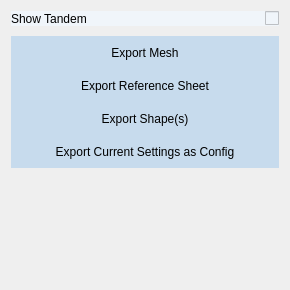
The window that src/windows/ui/export_view.ui (brachify/brachify) describes before a commit, drawn with Qt 5.
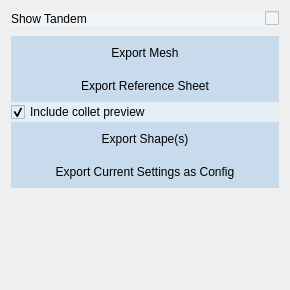
The same window after the commit.

Commit message: Added colett preview checkbox to ui.

```diff
--- a/src/windows/ui/export_view.ui
+++ b/src/windows/ui/export_view.ui
@@ -149,6 +149,22 @@
      </property>
     </widget>
    </item>
+   <item>
+    <widget class="QCheckBox" name="cb_collet_preview_reference_sheet">
+     <property name="autoFillBackground">
+      <bool>false</bool>
+     </property>
+     <property name="styleSheet">
+      <string notr="true">background-color: rgb(230, 238, 246);</string>
+     </property>
+     <property name="text">
+      <string>Include collet preview </string>
+     </property>
+     <property name="checked">
+      <bool>true</bool>
+     </property>
+    </widget>
+   </item>
    <item>
     <widget class="QPushButton" name="btn_export_shapes">
      <property name="minimumSize">
```
The commit also changes 1 other file.
